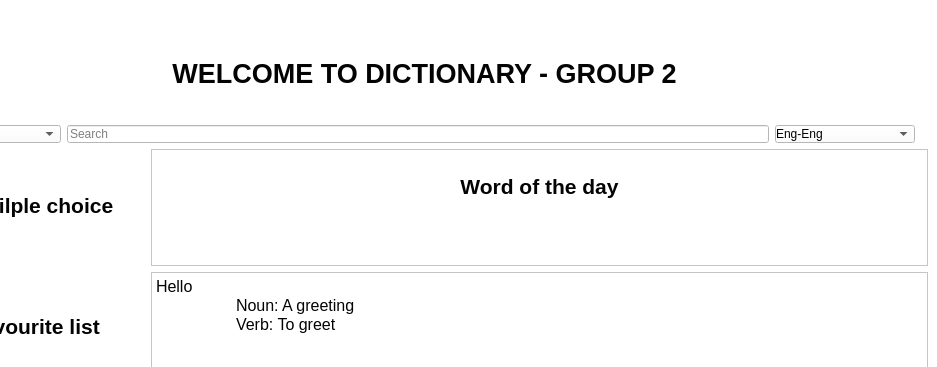
The window that mainwindow.ui (OHonSam/CS163_Group2_Dictionary) describes before a commit, drawn with Qt 5; both pictures show x 88 to 1025 and y 0 to 367 of the 1025 by 655 pixel window.
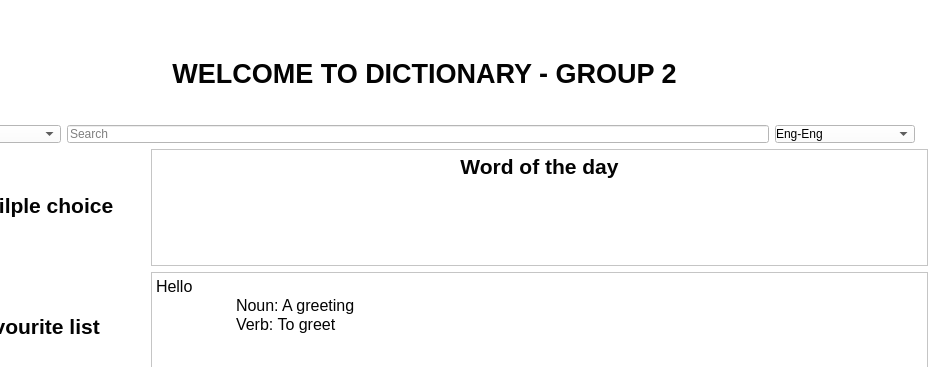
The same window after the commit. Icons and pictures are not drawn.

Diff of the .ui file:
```diff
--- a/mainwindow.ui
+++ b/mainwindow.ui
@@ -227,7 +227,7 @@
     </item>
     <item row="1" column="1">
      <layout class="QVBoxLayout" name="verticalLayout_3">
-      <item>
+      <item alignment="Qt::AlignVCenter">
        <widget class="QTextBrowser" name="textBrowser_2">
         <property name="sizePolicy">
          <sizepolicy hsizetype="Expanding" vsizetype="Expanding">
@@ -236,7 +236,7 @@
          </sizepolicy>
         </property>
         <property name="styleSheet">
-         <string notr="true">padding: 20 px;</string>
+         <string notr="true">background-image: url(:/background/images/bg/slash mid bg.jpg);</string>
         </property>
         <property name="html">
          <string>&lt;!DOCTYPE HTML PUBLIC &quot;-//W3C//DTD HTML 4.0//EN&quot; &quot;http://www.w3.org/TR/REC-html40/strict.dtd&quot;&gt;
```
Left out of the diff: 2 changed lines with no effect on the pictures.
